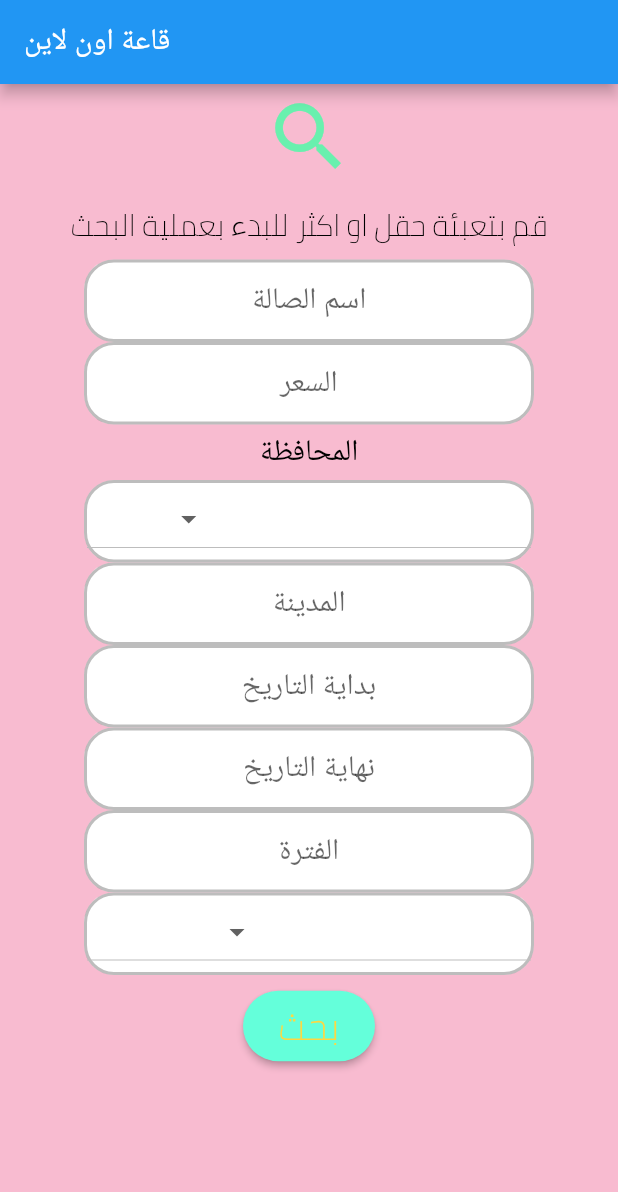
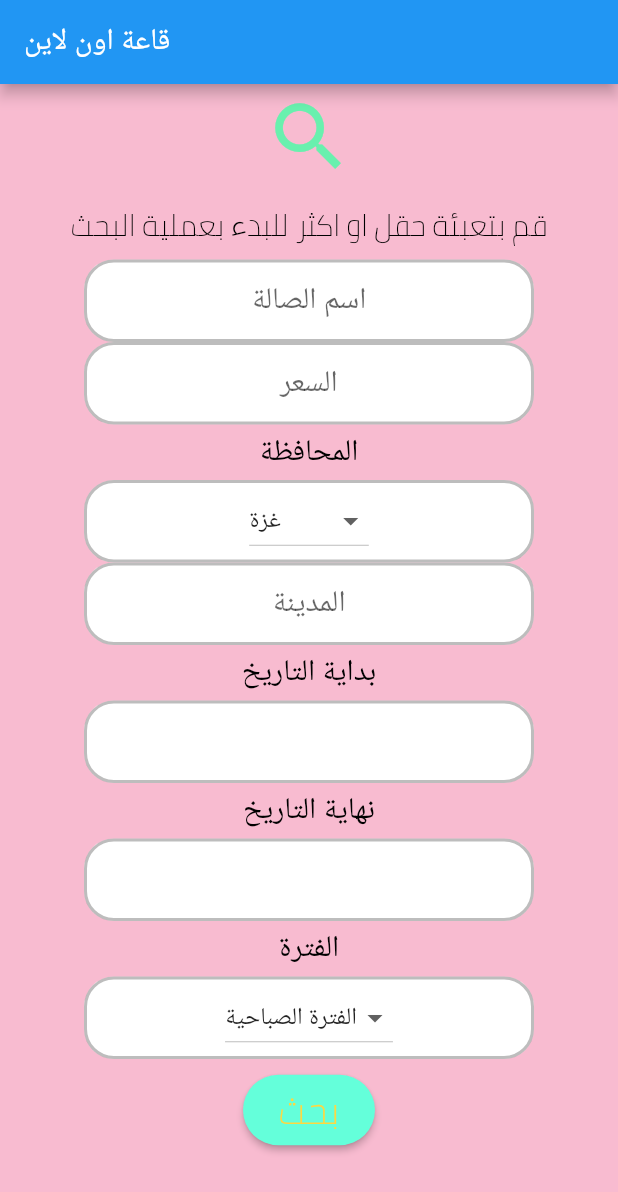
Before and after one commit to AhmadHirthani/halls_reservation, a Flutter app: the screen it shows after launch, after a tap on "بحث", on a phone screen of 412 x 824 dp. Shown: the top 1192 px of the screen. Run offline on Flutter 3.47's test engine with Material 2 defaults, Android fonts, the phone set to English and light mode, and no system bars; Roboto replaces fonts that are missing (Amiri).

```diff
--- a/lib/main.dart
+++ b/lib/main.dart
@@ -192,21 +192,44 @@ class searchPage extends StatefulWidget {
 }
 
 class _searchPageState extends State<searchPage> {
-  final hallNameController=new TextEditingController();
-  final priceController=new TextEditingController();
-  final governorateController=new TextEditingController();
-  final cityController=new TextEditingController();
-  final dateFromController=new TextEditingController();
-  final dateToController=new TextEditingController();
-  final timeController=new TextEditingController();
+  String fromDate="";
+  String toDate="";
 
+  DateTime _date =DateTime.now();
+  Future<Null> selectFromDate(BuildContext context) async{
+    final DateTime picked =await showDatePicker(
+        context: context,
+        initialDate: _date,
+        firstDate: DateTime(2020),
+        lastDate: DateTime(2030),);
+    if(picked!=null && picked != _date){
+      print(_date.toString());
+      setState(() {
+        fromDate=picked.toString();
+      });
+    }
+  }
 
-
-
-
-
-
-
+  Future<Null> selectToDate(BuildContext context) async{
+    final DateTime picked =await showDatePicker(
+      context: context,
+      initialDate: _date,
+      firstDate: DateTime(2020),
+      lastDate: DateTime(2030),);
+    if(picked!=null && picked != _date){
+      print(_date.toString());
+      setState(() {
+        toDate=picked.toString();
+      });
+    }
+  }
+//  final hallNameController=new TextEditingController();
+//  final priceController=new TextEditingController();
+//  final governorateController=new TextEditingController();
+//  final cityController=new TextEditingController();
+//  final dateFromController=new TextEditingController();
+//  final dateToController=new TextEditingController();
+//  final timeController=new TextEditingController();
 
 
 
@@ -217,19 +240,23 @@ class _searchPageState extends State<searchPage> {
   var result="";
   void readInputs() {
     setState(() {
-      var hallNameEntry=hallNameController.text;
-      var priceEntry=  priceController.text;
-      var cityEntry=cityController.text;
-      var dateFromEntry=dateFromController.text;
-      var dateToEntry=dateToController.text;
-      var timeEntry=timeController.text;
-      var governorateEntry=governorateController.text;
+      var hallNameEntry="";
+      var priceEntry=  "";
+      var cityEntry="";
+      var dateFromEntry="";
+      var dateToEntry="";
+      var timeEntry="";
+      var governorateEntry="";
       result="$hallNameEntry $priceEntry";
 
     });
   }
   @override
   Widget build(BuildContext context) {
+    var governorateSelectedValue='gaza';
+    var timeSelectedValue='am';
+
+
     return new Scaffold(
         backgroundColor: Colors.pink[100],
         appBar: new AppBar(
@@ -273,7 +300,7 @@ class _searchPageState extends State<searchPage> {
                             ),
                             borderRadius: BorderRadius.circular(20),
                           ),
-                          child: new TextField(controller: hallNameController,
+                          child: new TextField(
                               textAlign: TextAlign.center,
                               decoration: InputDecoration(
                                   border: InputBorder.none, hintText: 'اسم الصالة'),
@@ -293,7 +320,7 @@ class _searchPageState extends State<searchPage> {
                             ),
                             borderRadius: BorderRadius.circular(20),
                           ),
-                          child: new TextField(controller: priceController,
+                          child: new TextField(
                               textAlign: TextAlign.center,
                               decoration: InputDecoration(
                                   border: InputBorder.none, hintText: 'السعر '),
@@ -326,14 +353,26 @@ class _searchPageState extends State<searchPage> {
                           ),
                           borderRadius: BorderRadius.circular(20),
                         ),
-                        child: new DropdownButton<String>(
-                          items: <String>[' غزة', 'شمال غزة',' رفح', 'خانيونس',' الوسطى'].map((String value) {
-                            return new DropdownMenuItem<String>(
-                              value: value,
-                              child: new Text(value),
-                            );
-                          }).toList(),
-                          onChanged: (_) {},
+                        child: Center(
+                          child: DropdownButton<String>(
+                            value: governorateSelectedValue,
+                            items: [
+                            DropdownMenuItem(value: 'gaza', child: Text("غزة")),
+                            DropdownMenuItem(value: 'northGaza', child: Text("شمال غزة")),
+                            DropdownMenuItem(value: 'rafah', child: Text("رفح")),
+                            DropdownMenuItem(value: 'khanyonis', child: Text("خانيونس")),
+                            DropdownMenuItem(value: 'wosta', child: Text("الوسطى")),
+                            ],
+                            onChanged: (v) {
+
+                              setState(() {
+                                governorateSelectedValue=v;
+
+
+                              });
+                              print(governorateSelectedValue);
+                            },
+                          ),
                         ),
                       ),
                       new Container(
@@ -347,7 +386,7 @@ class _searchPageState extends State<searchPage> {
                           ),
                           borderRadius: BorderRadius.circular(20),
                         ),
-                        child: new TextField(controller: priceController,
+                        child: new TextField(
                             textAlign: TextAlign.center,
                             decoration: InputDecoration(
                                 border: InputBorder.none, hintText: 'المدينة '),
@@ -356,6 +395,18 @@ class _searchPageState extends State<searchPage> {
                                 fontWeight: FontWeight.w200,
                                 fontFamily: "Amiri")),
                       ),
+                      new Padding(
+                          padding: const EdgeInsets.all(5),
+                          child: new Text(
+                            "بداية التاريخ",
+                            textAlign: TextAlign.center,
+                            style: new TextStyle(
+                              fontSize: 20.0,
+                              color: Colors.black,
+                              fontWeight: FontWeight.w200,
+                              fontFamily: "Amiri",
+                            ),
+                          )),
                       new Container(
                         width: 300,
                         height: 55,
@@ -367,15 +418,33 @@ class _searchPageState extends State<searchPage> {
                           ),
                           borderRadius: BorderRadius.circular(20),
                         ),
-                        child: new TextField(controller: priceController,
+                        child: new TextField(
+                            onTap:(){selectFromDate(context);} ,
+
                             textAlign: TextAlign.center,
                             decoration: InputDecoration(
-                                border: InputBorder.none, hintText: 'بداية التاريخ '),
+                                border: InputBorder.none,
+                              //labelText: fromDate.toString() ,
+                              hintText: fromDate,
+                                ),
+
                             style: new TextStyle(
                                 fontSize: 20.0,
                                 fontWeight: FontWeight.w200,
                                 fontFamily: "Amiri")),
                       ),
+                      new Padding(
+                          padding: const EdgeInsets.all(5),
+                          child: new Text(
+                            "نهاية التاريخ",
+                            textAlign: TextAlign.center,
+                            style: new TextStyle(
+                              fontSize: 20.0,
+                              color: Colors.black,
+                              fontWeight: FontWeight.w200,
+                              fontFamily: "Amiri",
+                            ),
+                          )),
                       new Container(
                         width: 300,
                         height: 55,
@@ -387,15 +456,33 @@ class _searchPageState extends State<searchPage> {
                           ),
                           borderRadius: BorderRadius.circular(20),
                         ),
-                        child: new TextField(controller: priceController,
+                        child: new TextField(
+                            onTap:(){selectToDate(context);} ,
                             textAlign: TextAlign.center,
                             decoration: InputDecoration(
-                                border: InputBorder.none, hintText: 'نهاية التاريخ '),
+                              border: InputBorder.none,
+                              //labelText: toDate.toString() ,
+                              hintText: toDate,
+                            ),
+
                             style: new TextStyle(
                                 fontSize: 20.0,
                                 fontWeight: FontWeight.w200,
                                 fontFamily: "Amiri")),
                       ),
+
+                      new Padding(
+                          padding: const EdgeInsets.all(5),
+                          child: new Text(
+                            "الفترة",
+                            textAlign: TextAlign.center,
+                            style: new TextStyle(
+                              fontSize: 20.0,
+                              color: Colors.black,
+                              fontWeight: FontWeight.w200,
+                              fontFamily: "Amiri",
+                            ),
+                          )),
                       new Container(
                         width: 300,
                         height: 55,
@@ -407,35 +494,27 @@ class _searchPageState extends State<searchPage> {
                           ),
                           borderRadius: BorderRadius.circular(20),
                         ),
-                        child: new TextField(controller: priceController,
-                            textAlign: TextAlign.center,
-                            decoration: InputDecoration(
-                                border: InputBorder.none, hintText: 'الفترة '),
-                            style: new TextStyle(
-                                fontSize: 20.0,
-                                fontWeight: FontWeight.w200,
-                                fontFamily: "Amiri")),
-                      ),
-                      new Container(
-                        width: 300,
-                        height: 55,
-                        decoration: BoxDecoration(
-                          color: Colors.white,
-                          border: Border.all(
-                            color: Colors.black26,
-                            width: 2,
+                          child: Center(
+                            child: DropdownButton<String>(
+                              value: timeSelectedValue,
+                              items: [
+                                DropdownMenuItem(value: 'am', child: Text("الفترة الصباحية")),
+                                DropdownMenuItem(value: 'pm', child: Text("الفترة المسائية ")),
+
+                              ],
+                              onChanged: (v) {
+
+                                setState(() {
+                                  timeSelectedValue=v;
+
+
+                                });
+                                print(timeSelectedValue);
+                              },
+                            ),
                           ),
-                          borderRadius: BorderRadius.circular(20),
-                        ),
-                        child: new DropdownButton<String>(
-                          items: <String>['الفترة الصباحية', 'الفترة المسائية'].map((String value) {
-                            return new DropdownMenuItem<String>(
-                              value: value,
-                              child: new Text(value),
-                            );
-                          }).toList(),
-                          onChanged: (_) {},
-                        ),
+
+
                       ),
                       new Container(
                           padding: EdgeInsets.fromLTRB(10, 10, 10, 10),
```
Also changed, not shown: 1 other file.
